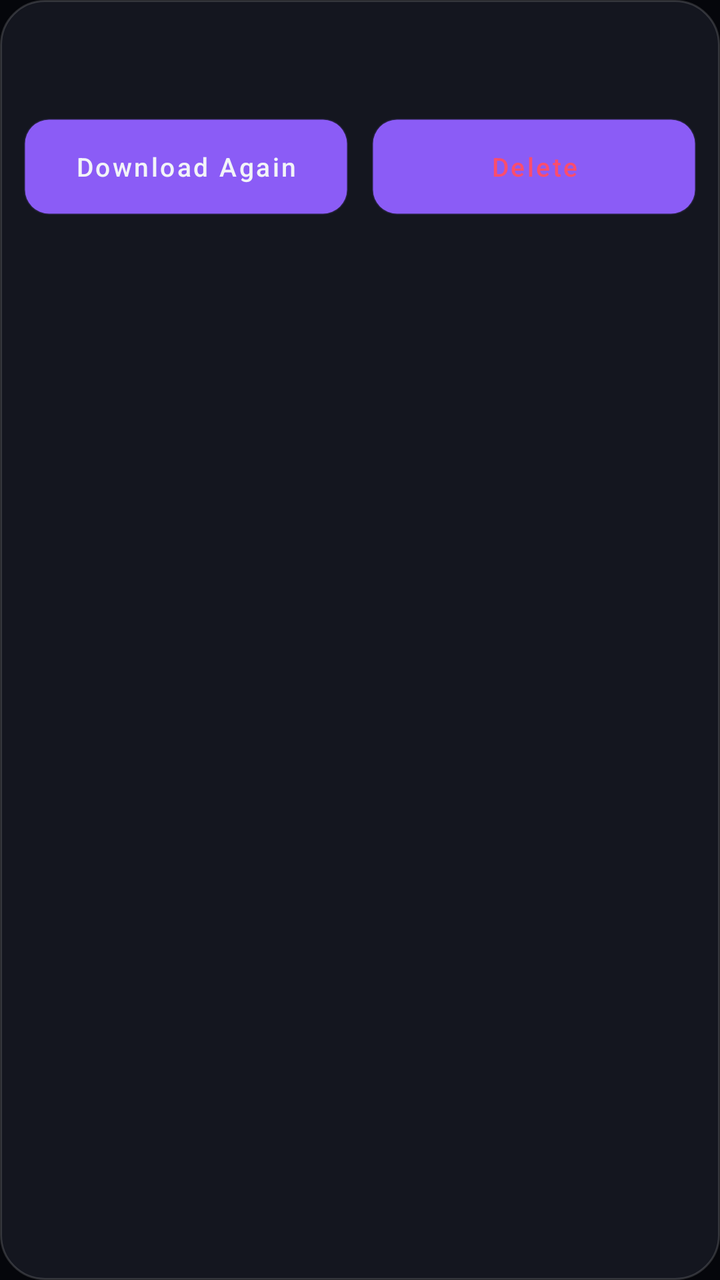
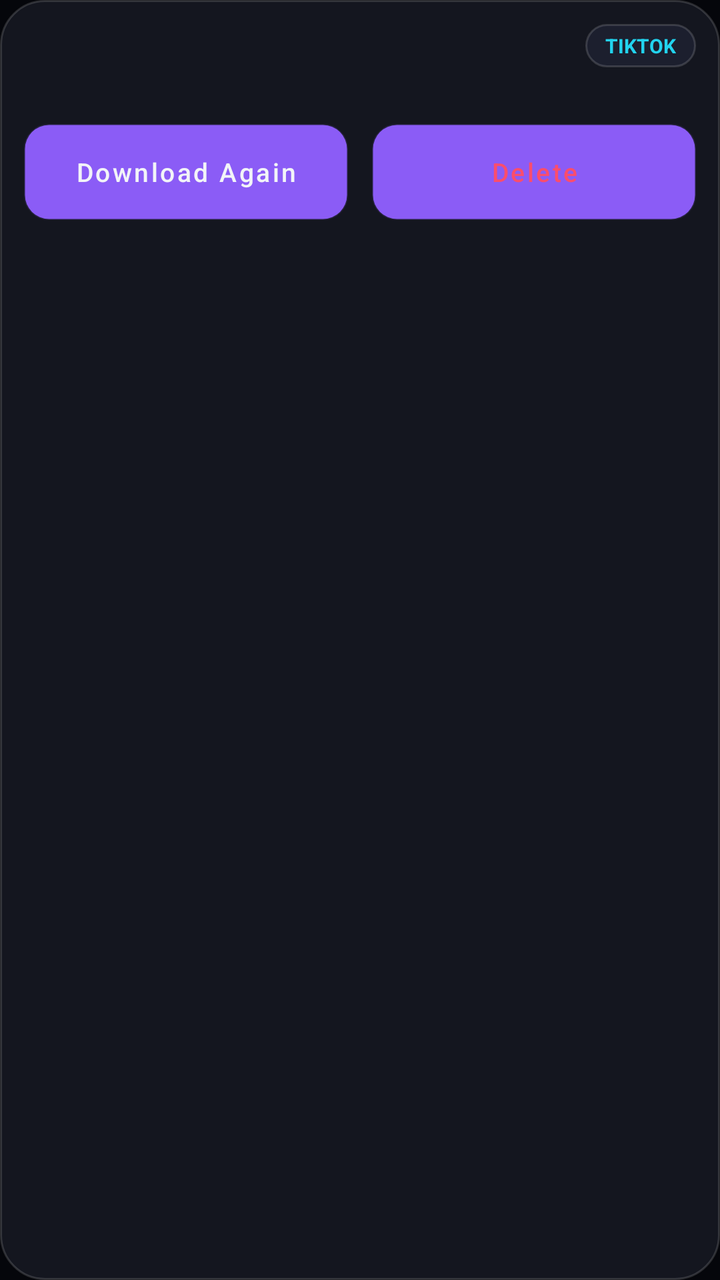

An Android layout rendered at two revisions. The XML below is the earlier revision; the diff shows what the commit changed to produce the second picture.
<!-- AndroidManifest.xml: application theme Theme.PrimeVidVault -->
<!-- res/layout/item_history.xml -->
<?xml version="1.0" encoding="utf-8"?>
<LinearLayout xmlns:android="http://schemas.android.com/apk/res/android"
    android:layout_width="match_parent"
    android:layout_height="wrap_content"
    android:layout_marginBottom="10dp"
    android:background="@drawable/bg_card"
    android:orientation="vertical"
    android:padding="12dp">

    <TextView
        android:id="@+id/tvItemTitle"
        android:layout_width="match_parent"
        android:layout_height="wrap_content"
        android:textColor="@color/text"
        android:textSize="14sp"
        android:textStyle="bold" />

    <TextView
        android:id="@+id/tvItemMeta"
        android:layout_width="match_parent"
        android:layout_height="wrap_content"
        android:layout_marginTop="4dp"
        android:textColor="@color/muted"
        android:textSize="12sp" />

    <LinearLayout
        android:layout_width="match_parent"
        android:layout_height="wrap_content"
        android:layout_marginTop="8dp"
        android:orientation="horizontal">

        <Button
            android:id="@+id/btnItemRedownload"
            android:layout_width="0dp"
            android:layout_height="wrap_content"
            android:layout_marginEnd="6dp"
            android:layout_weight="1"
            android:background="@drawable/btn_secondary"
            android:text="Download Again"
            android:textAllCaps="false"
            android:textColor="@color/text"
            android:textSize="13sp" />

        <Button
            android:id="@+id/btnItemDelete"
            android:layout_width="0dp"
            android:layout_height="wrap_content"
            android:layout_marginStart="6dp"
            android:layout_weight="1"
            android:background="@drawable/btn_secondary"
            android:text="Delete"
            android:textAllCaps="false"
            android:textColor="@color/pink"
            android:textSize="13sp" />
    </LinearLayout>
</LinearLayout>
<!-- resources referenced by this layout -->
<resources>
  <color name="muted">#9BA3B4</color>
  <color name="pink">#FB4D6D</color>
  <color name="text">#F2F4F8</color>
  <!-- drawable bg_card (drawable) -->
  <?xml version="1.0" encoding="utf-8"?>
  <shape xmlns:android="http://schemas.android.com/apk/res/android"
      android:shape="rectangle">
      <solid android:color="@color/card" />
      <stroke android:width="1dp" android:color="@color/card_stroke" />
      <corners android:radius="22dp" />
  </shape>
  <!-- drawable btn_secondary (drawable) -->
  <?xml version="1.0" encoding="utf-8"?>
  <ripple xmlns:android="http://schemas.android.com/apk/res/android"
      android:color="#1AFFFFFF">
      <item>
          <shape android:shape="rectangle">
              <solid android:color="#1C1F2E" />
              <stroke android:width="1dp" android:color="@color/card_stroke" />
              <corners android:radius="12dp" />
          </shape>
      </item>
  </ripple>
  <style name="Theme.PrimeVidVault" parent="Theme.MaterialComponents.NoActionBar">
          <item name="colorPrimary">@color/accent</item>
          <item name="colorPrimaryVariant">@color/accent_dark</item>
          <item name="colorOnPrimary">@android:color/white</item>
          <item name="colorSecondary">@color/cyan</item>
          <item name="colorSurface">@color/card</item>
          <item name="android:windowBackground">@color/bg_dark</item>
          <item name="android:colorBackground">@color/bg_dark</item>
          <item name="android:textColor">@color/text</item>
          <item name="android:textColorSecondary">@color/muted</item>
          <item name="android:statusBarColor">@color/bg_dark</item>
          <item name="android:windowLightStatusBar">false</item>
      </style>
  <color name="card">#14161F</color>
  <color name="card_stroke">#26FFFFFF</color>
  <color name="accent">#8B5CF6</color>
  <color name="accent_dark">#7C3AED</color>
  <color name="cyan">#22D3EE</color>
  <color name="bg_dark">#05060B</color>
</resources>

<!-- the commit's change to res/layout/item_history.xml (unified diff, before → after) -->
@@ -7,13 +7,34 @@
     android:orientation="vertical"
     android:padding="12dp">
 
-    <TextView
-        android:id="@+id/tvItemTitle"
+    <LinearLayout
         android:layout_width="match_parent"
         android:layout_height="wrap_content"
-        android:textColor="@color/text"
-        android:textSize="14sp"
-        android:textStyle="bold" />
+        android:gravity="center_vertical"
+        android:orientation="horizontal">
+
+        <TextView
+            android:id="@+id/tvItemTitle"
+            android:layout_width="0dp"
+            android:layout_height="wrap_content"
+            android:layout_weight="1"
+            android:textColor="@color/text"
+            android:textSize="14sp"
+            android:textStyle="bold" />
+
+        <TextView
+            android:id="@+id/tvItemBadge"
+            android:layout_width="wrap_content"
+            android:layout_height="wrap_content"
+            android:layout_marginStart="8dp"
+            android:background="@drawable/bg_chip"
+            android:paddingHorizontal="10dp"
+            android:paddingVertical="4dp"
+            android:text="TIKTOK"
+            android:textColor="@color/cyan"
+            android:textSize="10sp"
+            android:textStyle="bold" />
+    </LinearLayout>
 
     <TextView
         android:id="@+id/tvItemMeta"
<!-- resource entries referenced after the edit -->
@@ -10,6 +10,14 @@
       <solid android:color="@color/card" />
       <stroke android:width="1dp" android:color="@color/card_stroke" />
       <corners android:radius="22dp" />
+  </shape>
+  <!-- drawable bg_chip (drawable) -->
+  <?xml version="1.0" encoding="utf-8"?>
+  <shape xmlns:android="http://schemas.android.com/apk/res/android"
+      android:shape="rectangle">
+      <solid android:color="#1C1F2E" />
+      <stroke android:width="1dp" android:color="@color/card_stroke" />
+      <corners android:radius="20dp" />
   </shape>
   <!-- drawable btn_secondary (drawable) -->
   <?xml version="1.0" encoding="utf-8"?>
